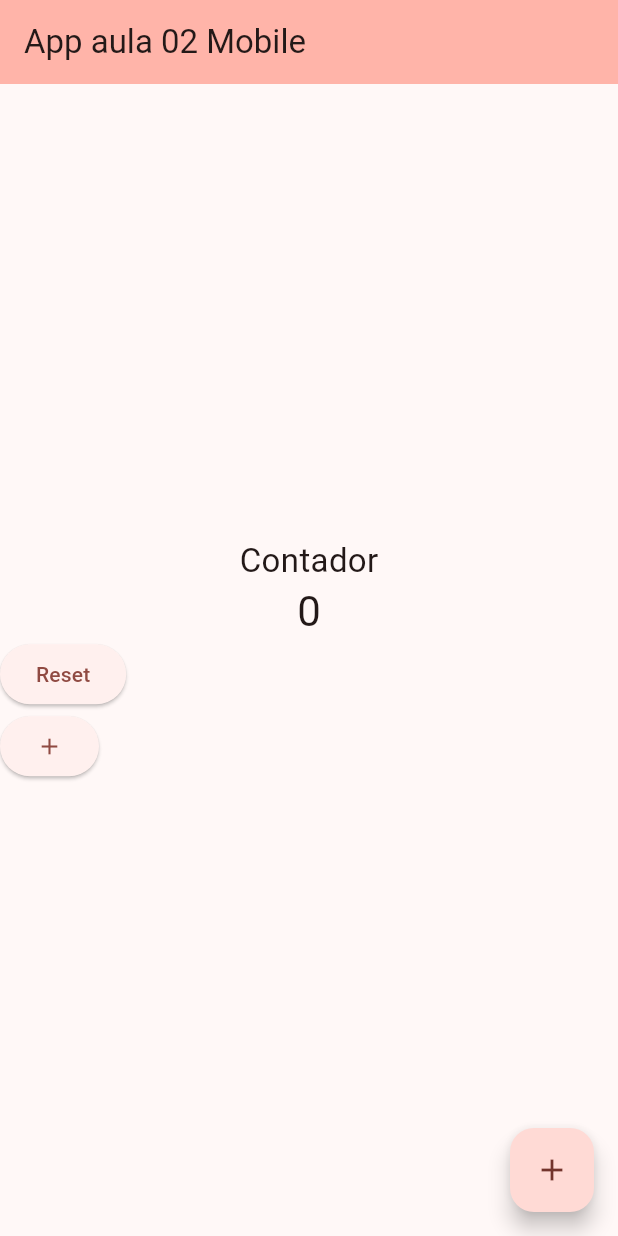
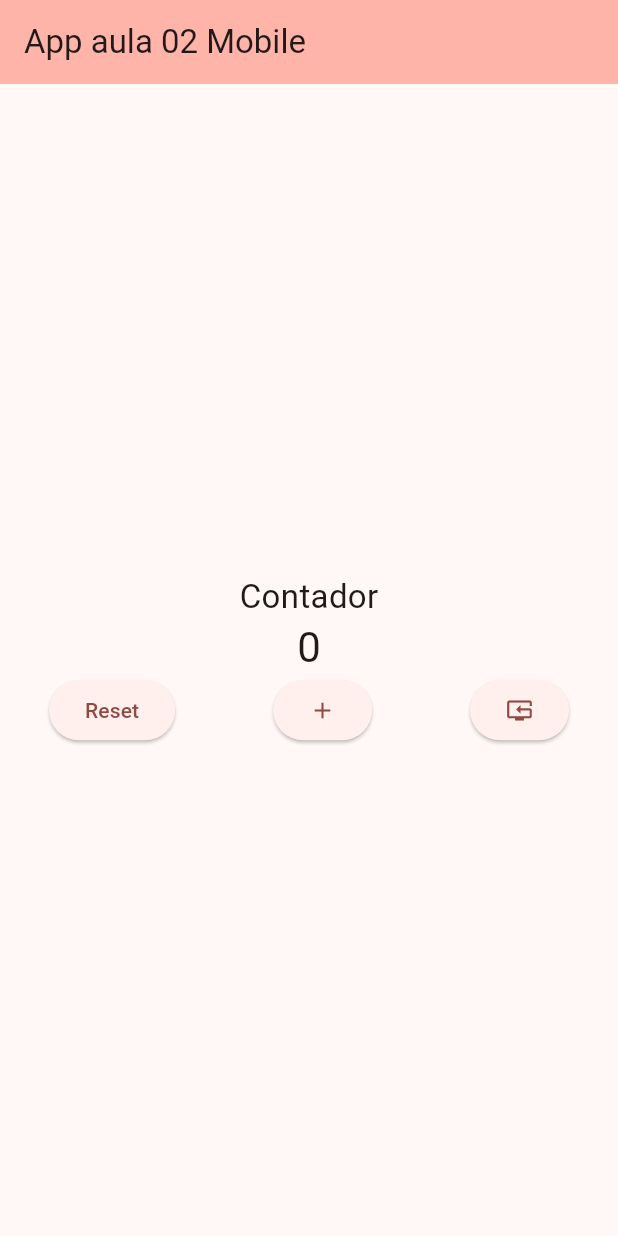
Before and after one commit to LucasSantino/Desen.Mobile_LucasSantino, a Flutter app: the screen it shows after launch, after a tap on "Reset", on a phone screen of 412 x 824 dp. Run offline on Flutter 3.47's test engine with Material 3 defaults, Android fonts, the phone set to English and light mode, and no system bars.

Commit message:
Update main.dart

```diff
--- a/Aula2/app_tb01/lib/main.dart
+++ b/Aula2/app_tb01/lib/main.dart
@@ -1,17 +1,18 @@
-import 'package:flutter/material.dart';  // biblioteca dos widgets do flutter para criar os app
+import 'package:flutter/material.dart';
 
-void main() {  // Função Principal
+void main() {
   runApp(const MyApp());
 }
 
-class MyApp extends StatelessWidget { // Classe estaticas
+class MyApp extends StatelessWidget {
   const MyApp({super.key});
 
   // This widget is the root of your application.
   @override
   Widget build(BuildContext context) {
     return MaterialApp(
-      debugShowCheckedModeBanner: false , // remove o banner do aplicativo
+      // remove o banner de debug do aplicativo
+      debugShowCheckedModeBanner: false,
       title: 'Flutter Demo',
       theme: ThemeData(
         // This is the theme of your application.
@@ -31,6 +32,7 @@ class MyApp extends StatelessWidget { // Classe estaticas
         // tested with just a hot reload.
         colorScheme: ColorScheme.fromSeed(seedColor: Colors.red),
         useMaterial3: true,
+
       ),
       home: const MyHomePage(title: 'App aula 02 Mobile'),
     );
@@ -55,7 +57,7 @@ class MyHomePage extends StatefulWidget {
   State<MyHomePage> createState() => _MyHomePageState();
 }
 
-class _MyHomePageState extends State<MyHomePage> {  // Classe dinamica opostom da estatica, possivel alterar
+class _MyHomePageState extends State<MyHomePage> {
   int _counter = 0;
 
   void _incrementCounter() {
@@ -69,16 +71,16 @@ class _MyHomePageState extends State<MyHomePage> {  // Classe dinamica opostom d
     });
   }
 
-  void _resetCounter(){ //Função set state gerencia o estado do aplicativo gerenciando as variaveis
+void _resetCounter(){
+  // a funçao set state gerencia o estado do aplicativo gerenciando as variaveis
  setState(() {
-    _counter =0; //zera a varavel counter
+   _counter=0; // zera a variavel counter
  });
 
 }
-
 void _decrementCounter(){
   setState(() {
-      // O botão so decrementa o cintador se ele for maior do que zero
+    // o botao so decrementa o contador se ele for maior do que zero
     if(_counter>0){
       _counter--;
     }
@@ -87,7 +89,6 @@ class _MyHomePageState extends State<MyHomePage> {  // Classe dinamica opostom d
     }
   });
 }
-
   @override
   Widget build(BuildContext context) {
     // This method is rerun every time setState is called, for instance as done
@@ -97,6 +98,7 @@ class _MyHomePageState extends State<MyHomePage> {  // Classe dinamica opostom d
     // fast, so that you can just rebuild anything that needs updating rather
     // than having to individually change instances of widgets.
     return Scaffold(
+
       appBar: AppBar(
         // TRY THIS: Try changing the color here to a specific color (to
         // Colors.amber, perhaps?) and trigger a hot reload to see the AppBar
@@ -125,33 +127,30 @@ class _MyHomePageState extends State<MyHomePage> {  // Classe dinamica opostom d
           // wireframe for each widget.
           mainAxisAlignment: MainAxisAlignment.center,
           children: <Widget>[
-            // Widget Text tem uma propriedade chamada Style e esse Style tem o style
+            // Widget Text tem um propriedade chamada Style e esse style tem o Text Style
             const Text(
-              'Contador', style: TextStyle(fontSize: 22),
+              'Contador',style: TextStyle(fontSize: 22),
             ),
             Text(
               '$_counter',
               style: Theme.of(context).textTheme.headlineMedium,
             ),
             Row(
+              mainAxisAlignment: MainAxisAlignment.spaceAround,
               children: [
                 ElevatedButton(onPressed: _resetCounter, child: Text("Reset")),
-              ],
-
-            ),
-            Row(
-              children: [
-                ElevatedButton(onPressed: _incrementCounter, child: Icon (Icons.add)),
+              ElevatedButton(onPressed: _incrementCounter, child: Icon(
+              Icons.add)),
+              ElevatedButton(onPressed: _decrementCounter, child: Icon(
+                Icons.reset_tv
+              ))
               ],
             ),
+
           ],
         ),
       ),
-      floatingActionButton: FloatingActionButton(
-        onPressed: _incrementCounter,
-        tooltip: 'Increment',
-        child: const Icon(Icons.add),
-      ), // This trailing comma makes auto-formatting nicer for build methods.
+
     );
   }
 }
```
Lines whose indentation alone changed are shown as unchanged.
